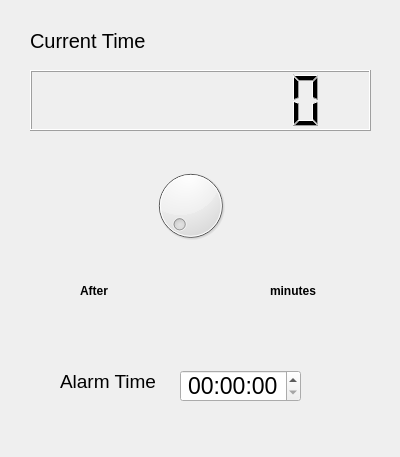
Qt form day06/MyClock.ui (LEUNSU/basic-rasberrypi-2024) before a commit.
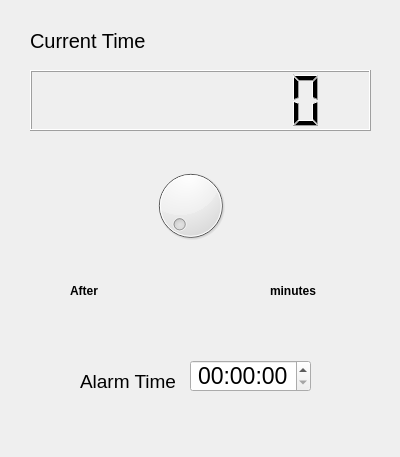
The same form after that commit.

```diff
--- a/day06/MyClock.ui
+++ b/day06/MyClock.ui
@@ -65,7 +65,7 @@
   <widget class="QLabel" name="label_2">
    <property name="geometry">
     <rect>
-     <x>80</x>
+     <x>70</x>
      <y>280</y>
      <width>68</width>
      <height>22</height>
@@ -103,7 +103,7 @@
   <widget class="QLabel" name="label_4">
    <property name="geometry">
     <rect>
-     <x>60</x>
+     <x>80</x>
      <y>370</y>
      <width>101</width>
      <height>22</height>
@@ -123,8 +123,8 @@
   <widget class="QTimeEdit" name="timeEdit">
    <property name="geometry">
     <rect>
-     <x>180</x>
-     <y>370</y>
+     <x>190</x>
+     <y>360</y>
      <width>121</width>
      <height>32</height>
     </rect>
```
